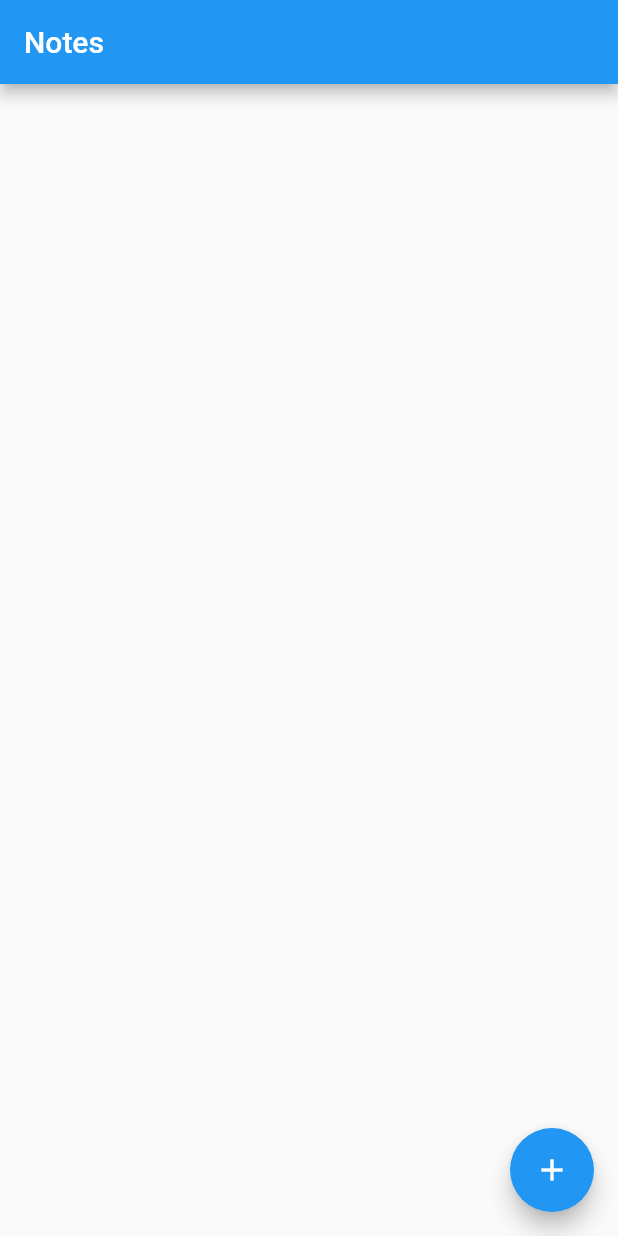
After one commit to m8811163008/note_application, a Flutter app: the screen it shows after launch, on a phone screen of 412 x 824 dp. The commit adds this screen. Run offline on Flutter 3.47's test engine with Material 2 defaults, Android fonts, the phone set to English and light mode, and no system bars; our stand-ins replace equatable, flutter_bloc.

Commit message:
[Refactor] Rename home page and remove clutters

```diff
--- /dev/null
+++ b/lib/home_page.dart
@@ -0,0 +1,39 @@
+import 'package:flutter/material.dart';
+import 'package:flutter_bloc/flutter_bloc.dart';
+import 'package:note_application/cubit/notes_cubit.dart';
+import 'package:note_application/cubit/notes_states.dart';
+
+class HomePage extends StatelessWidget {
+  final NotesCubit notesCubit;
+  final String title;
+
+  const HomePage({Key? key, required this.title, required this.notesCubit})
+      : super(key: key);
+
+  @override
+  Widget build(BuildContext context) {
+    return Scaffold(
+      appBar: AppBar(
+        title: Text(title),
+      ),
+      body: BlocBuilder<NotesCubit, NotesState>(
+        bloc: notesCubit,
+        builder: (context, state) => ListView.builder(
+          itemCount: state.notes.length,
+          itemBuilder: (context, index) {
+            var note = state.notes[index];
+            return ListTile(
+              title: Text(note.title),
+              subtitle: Text(note.body),
+            );
+          },
+        ),
+      ),
+      floatingActionButton: FloatingActionButton(
+        onPressed: () {},
+        tooltip: 'Add',
+        child: const Icon(Icons.add),
+      ),
+    );
+  }
+}
--- a/lib/main.dart
+++ b/lib/main.dart
@@ -1,49 +1,25 @@
 import 'package:flutter/material.dart';
-import 'package:flutter_bloc/flutter_bloc.dart';
-import 'package:note_application/cubit/notes_cubit.dart';
-import 'package:note_application/cubit/notes_states.dart';
+
+import 'cubit/notes_cubit.dart';
+import 'home_page.dart';
 
 void main() {
-  runApp(
-    MyHomePage(
-      title: 'Notes',
-      notesCubit: NotesCubit(),
-    ),
-  );
+  runApp(const MyApp());
 }
 
-class MyHomePage extends StatelessWidget {
-  final NotesCubit notesCubit;
-  final String title;
-
-  const MyHomePage({Key? key, required this.title, required this.notesCubit})
-      : super(key: key);
-
+class MyApp extends StatelessWidget {
+  const MyApp({Key? key}) : super(key: key);
   @override
   Widget build(BuildContext context) {
     return MaterialApp(
-      home: Scaffold(
-        appBar: AppBar(
-          title: Text(title),
-        ),
-        body: BlocBuilder<NotesCubit, NotesState>(
-          bloc: notesCubit,
-          builder: (context, state) => ListView.builder(
-            itemCount: state.notes.length,
-            itemBuilder: (context, index) {
-              var note = state.notes[index];
-              return ListTile(
-                title: Text(note.title),
-                subtitle: Text(note.body),
-              );
-            },
-          ),
-        ),
-        floatingActionButton: FloatingActionButton(
-          onPressed: () {},
-          tooltip: 'Add',
-          child: const Icon(Icons.add),
-        ),
+      title: 'Notes Demo',
+      theme: ThemeData(
+        primarySwatch: Colors.blue,
+        visualDensity: VisualDensity.adaptivePlatformDensity,
+      ),
+      home: HomePage(
+        title: 'Notes',
+        notesCubit: NotesCubit(),
       ),
     );
   }
```
Also changed, not shown: 1 other file.
